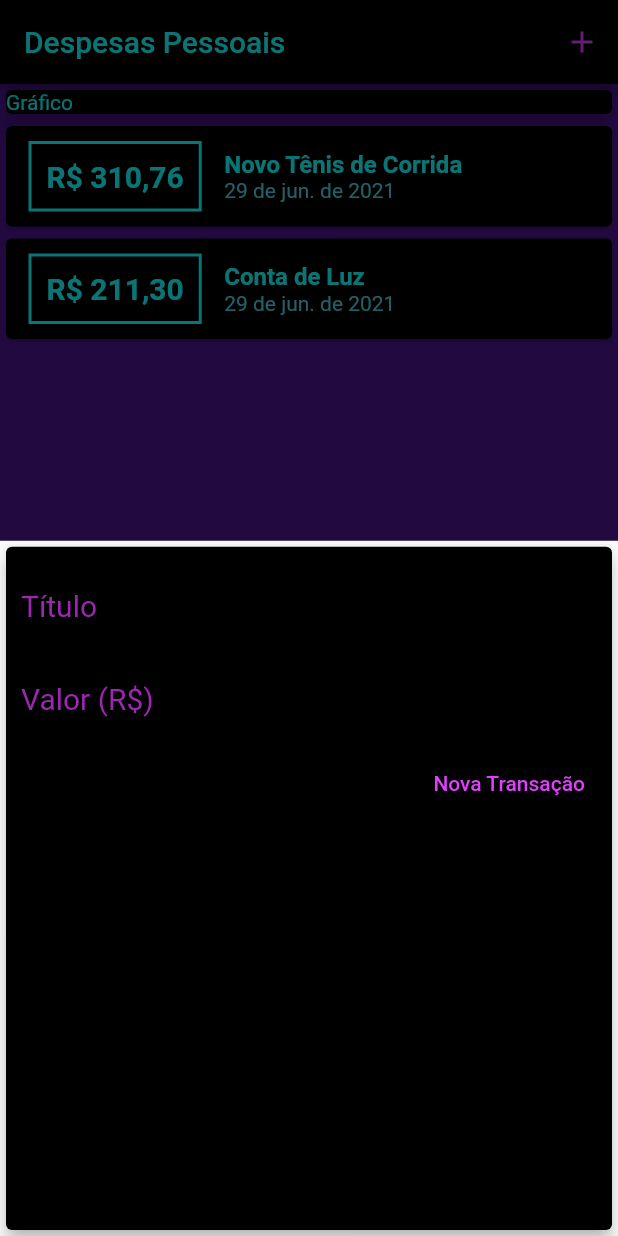
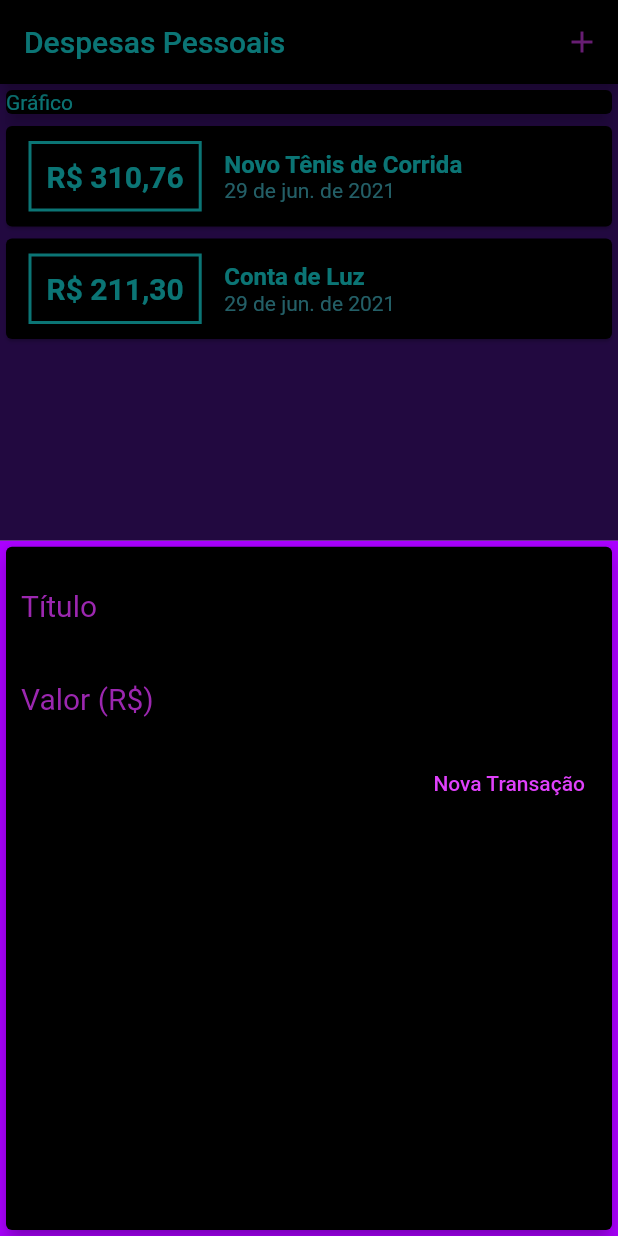
Before and after one commit to oscarbfs/Expenses_app, a Flutter app: the screen it shows after launch, after a tap on the "add" icon, on a phone screen of 412 x 824 dp. Run offline on Flutter 3.47's test engine with Material 2 defaults, Android fonts, the phone set to English and light mode, and no system bars.

Commit message:
Fechando Formulário (Modal) e personalização

```diff
--- a/lib/components/transaction_form.dart
+++ b/lib/components/transaction_form.dart
@@ -27,7 +27,9 @@ class _TransactionFormState extends State<TransactionForm> {
 
   @override
   Widget build(BuildContext context) {
-    return Card(
+    return Container(
+      color: Colors.purpleAccent[700],
+      child: Card(
         color: Colors.black,
         elevation: 5,
         child: Padding(
@@ -37,18 +39,26 @@ class _TransactionFormState extends State<TransactionForm> {
               TextField(
                 controller: titleControler,
                 onSubmitted: (_) => _submitForm(),
+                style: TextStyle(color: Colors.cyanAccent),
                 decoration: InputDecoration(
                   labelText: 'Título',
                   labelStyle: TextStyle(color: Colors.purple, fontSize: 20),
+                  focusedBorder: UnderlineInputBorder(
+                    borderSide: BorderSide(color: Colors.purpleAccent),
+                  ),
                 ),
               ),
               TextField(
                 controller: valueControler,
                 keyboardType: TextInputType.numberWithOptions(decimal: true),
                 onSubmitted: (_) => _submitForm(),
+                style: TextStyle(color: Colors.cyanAccent),
                 decoration: InputDecoration(
                   labelText: 'Valor (R\$)',
                   labelStyle: TextStyle(color: Colors.purple, fontSize: 20),
+                  focusedBorder: UnderlineInputBorder(
+                    borderSide: BorderSide(color: Colors.purpleAccent),
+                  ),
                 ),
               ),
               Row(
@@ -67,6 +77,7 @@ class _TransactionFormState extends State<TransactionForm> {
             ],
           ),
         ),
+      ),
     );
   }
 }
--- a/lib/main.dart
+++ b/lib/main.dart
@@ -48,6 +48,8 @@ class _MyHomePageState extends State<MyHomePage> {
     setState(() {
       _transactions.add(newTransaction);
     });
+
+    Navigator.of(context).pop();
   }
 
   _openTransactionFormModal(BuildContext context) {
@@ -98,6 +100,8 @@ class _MyHomePageState extends State<MyHomePage> {
       ),
       floatingActionButton: FloatingActionButton(
         child: Icon(Icons.add),
+        backgroundColor: Colors.black,
+        foregroundColor: Colors.purpleAccent,
         onPressed: () => _openTransactionFormModal(context),
       ),
       floatingActionButtonLocation: FloatingActionButtonLocation.centerFloat,
```
Lines whose indentation alone changed are shown as unchanged.
